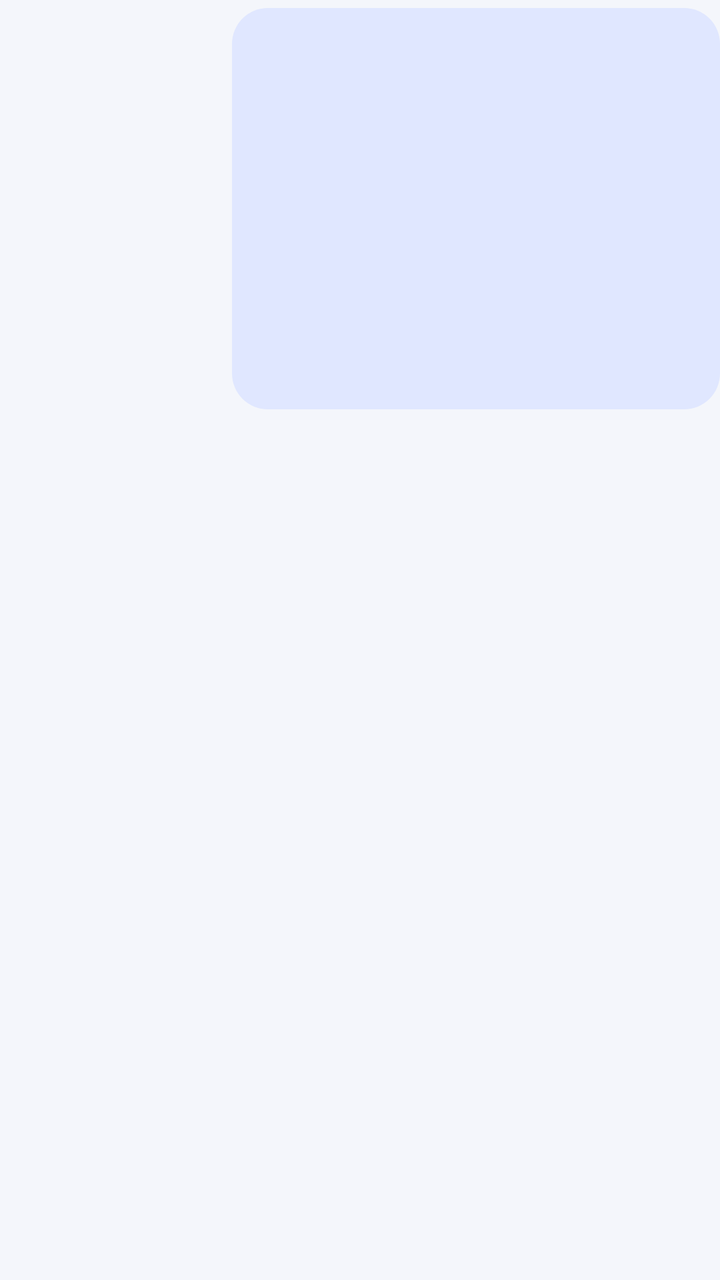
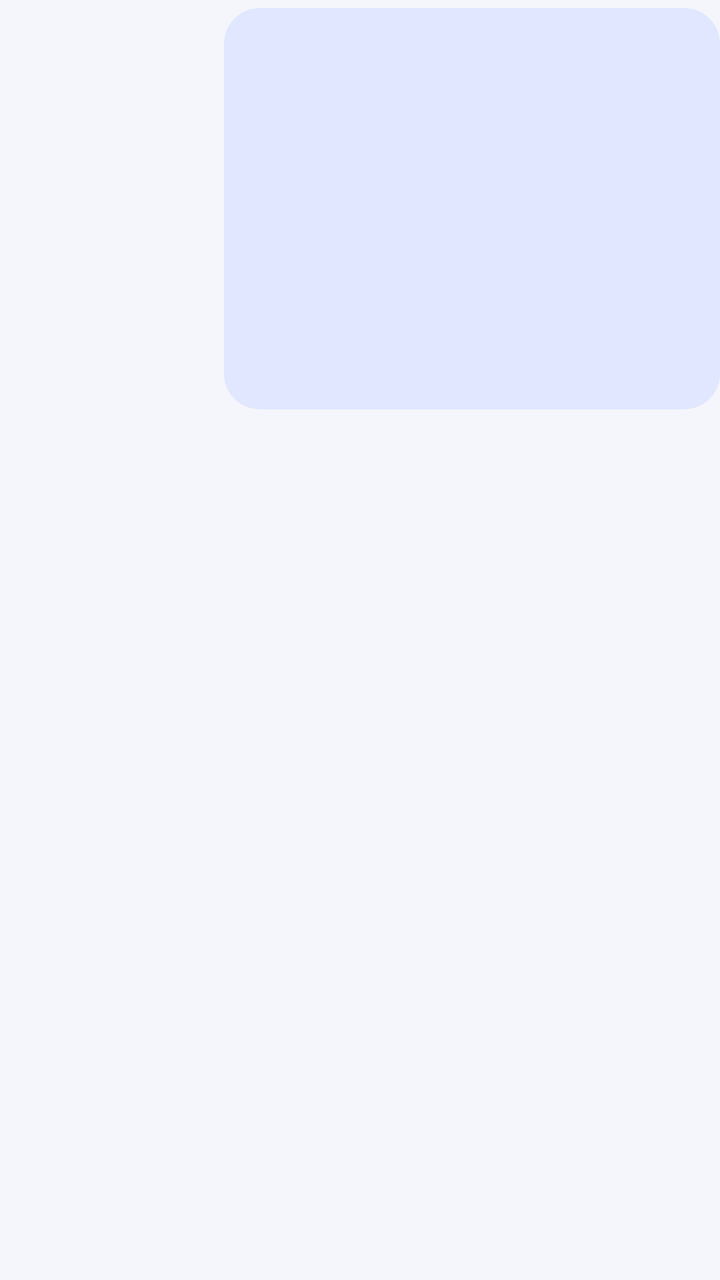

Two renders of the same Android screen: before a commit and after it. Below are the layout's source before the change and the commit's diff.
<!-- AndroidManifest.xml: application theme Theme.NexaChat -->
<!-- res/layout/item_message_image_outgoing.xml -->
<?xml version="1.0" encoding="utf-8"?>
<androidx.constraintlayout.widget.ConstraintLayout xmlns:android="http://schemas.android.com/apk/res/android"
    xmlns:app="http://schemas.android.com/apk/res-auto"
    android:layout_width="match_parent"
    android:layout_height="wrap_content"
    android:paddingVertical="@dimen/space_xs">
    <LinearLayout
        android:id="@+id/bubbleContainer"
        android:layout_width="wrap_content"
        android:layout_height="wrap_content"
        android:background="@drawable/bg_message_bubble"
        android:backgroundTint="@color/bubble_mine"
        android:maxWidth="@dimen/bubble_max_width"
        android:orientation="vertical"
        android:paddingHorizontal="12dp" android:paddingVertical="10dp"
        app:layout_constraintEnd_toEndOf="parent"
        app:layout_constraintHorizontal_bias="1"
        app:layout_constraintStart_toStartOf="parent"
        app:layout_constraintTop_toTopOf="parent">
        <TextView android:id="@+id/senderName" android:layout_width="wrap_content" android:layout_height="wrap_content" android:textAppearance="?attr/textAppearanceLabelSmall" android:textColor="?attr/colorOnPrimaryContainer" android:textStyle="bold" android:visibility="gone"/>
        <include android:id="@+id/replyQuote" layout="@layout/include_message_reply_quote" android:visibility="gone"/>
        <TextView android:id="@+id/messageBody" android:layout_width="wrap_content" android:layout_height="wrap_content" android:textAppearance="?attr/textAppearanceBodyMedium" android:textColor="?attr/colorOnPrimaryContainer" android:visibility="gone"/>
        <ImageView android:id="@+id/messageImage" android:layout_width="220dp" android:layout_height="160dp" android:contentDescription="@string/cd_open_attachment" android:scaleType="centerCrop" android:visibility="visible"/>
        <ImageButton android:id="@+id/playButton" android:layout_width="@dimen/min_touch_target" android:layout_height="@dimen/min_touch_target" android:background="?attr/selectableItemBackgroundBorderless" android:contentDescription="@string/cd_open_attachment" android:src="@drawable/ic_play_arrow" app:tint="?attr/colorOnPrimaryContainer" android:visibility="gone"/>
        <TextView android:id="@+id/fileName" android:layout_width="wrap_content" android:layout_height="wrap_content" android:drawableStart="@drawable/ic_description" android:drawablePadding="10dp" android:drawableTint="?attr/colorOnPrimaryContainer" android:gravity="center_vertical" android:textAppearance="?attr/textAppearanceBodyMedium" android:textColor="?attr/colorOnPrimaryContainer" android:visibility="gone"/>
        <TextView android:id="@+id/systemLabel" android:layout_width="wrap_content" android:layout_height="wrap_content" android:textAppearance="?attr/textAppearanceBodySmall" android:textColor="?attr/colorOnSurfaceVariant" android:visibility="gone"/>
        <include android:id="@+id/bubbleMeta" layout="@layout/include_message_bubble_meta"/>
        <include android:id="@+id/reactionsRow" layout="@layout/include_message_reactions_row"/>
    </LinearLayout>
</androidx.constraintlayout.widget.ConstraintLayout>
<!-- res/layout/include_message_reply_quote.xml (included above) -->
<?xml version="1.0" encoding="utf-8"?>
<LinearLayout xmlns:android="http://schemas.android.com/apk/res/android"
    android:layout_width="match_parent"
    android:layout_height="wrap_content"
    android:background="@drawable/bg_reply_quote"
    android:orientation="vertical"
    android:padding="@dimen/space_sm">
    <TextView android:id="@+id/replyAuthor" android:layout_width="wrap_content" android:layout_height="wrap_content" android:textAppearance="?attr/textAppearanceLabelSmall" android:textColor="?attr/colorPrimary" android:textStyle="bold"/>
    <TextView android:id="@+id/replySnippet" android:layout_width="wrap_content" android:layout_height="wrap_content" android:ellipsize="end" android:maxLines="2" android:textAppearance="?attr/textAppearanceBodySmall" android:textColor="?attr/colorOnSurfaceVariant"/>
</LinearLayout>
<!-- res/layout/include_message_bubble_meta.xml (included above) -->
<?xml version="1.0" encoding="utf-8"?>
<LinearLayout xmlns:android="http://schemas.android.com/apk/res/android"
    android:id="@+id/bubbleMetaRow"
    android:layout_width="wrap_content"
    android:layout_height="wrap_content"
    android:layout_gravity="end"
    android:layout_marginTop="2dp"
    android:gravity="center_vertical"
    android:orientation="horizontal">

    <TextView
        android:id="@+id/editedLabel"
        android:layout_width="wrap_content"
        android:layout_height="wrap_content"
        android:layout_marginEnd="@dimen/space_xs"
        android:textAppearance="?attr/textAppearanceLabelSmall"
        android:textColor="?attr/colorOnSurfaceVariant"
        android:textStyle="italic"
        android:visibility="gone" />

    <TextView
        android:id="@+id/timeLabel"
        android:layout_width="wrap_content"
        android:layout_height="wrap_content"
        android:textAppearance="?attr/textAppearanceLabelSmall"
        android:textColor="?attr/colorOnSurfaceVariant" />

    <ProgressBar
        android:id="@+id/sendingProgress"
        style="?android:attr/progressBarStyleSmall"
        android:layout_width="14dp"
        android:layout_height="14dp"
        android:layout_marginStart="@dimen/space_xs"
        android:visibility="gone" />

    <ImageView
        android:id="@+id/deliveryIcon"
        android:layout_width="14dp"
        android:layout_height="14dp"
        android:layout_marginStart="@dimen/space_xs"
        android:contentDescription="@string/cd_delivered"
        android:visibility="gone" />

    <TextView
        android:id="@+id/deliveryStatusText"
        android:layout_width="wrap_content"
        android:layout_height="wrap_content"
        android:layout_marginStart="@dimen/space_xs"
        android:textAppearance="?attr/textAppearanceLabelSmall"
        android:textColor="?attr/colorOnSurfaceVariant"
        android:visibility="gone" />
</LinearLayout>
<!-- res/layout/include_message_reactions_row.xml (included above) -->
<?xml version="1.0" encoding="utf-8"?>
<com.google.android.material.chip.ChipGroup xmlns:android="http://schemas.android.com/apk/res/android"
    xmlns:app="http://schemas.android.com/apk/res-auto"
    android:id="@+id/reactionChipGroup"
    android:layout_width="wrap_content"
    android:layout_height="wrap_content"
    android:layout_marginTop="@dimen/space_xs"
    app:singleLine="true" />
<!-- resources referenced by this layout -->
<resources>
  <color name="bubble_mine">#FFE0E7FF</color>
  <dimen name="bubble_max_width">280dp</dimen>
  <dimen name="min_touch_target">48dp</dimen>
  <dimen name="space_sm">8dp</dimen>
  <dimen name="space_xs">4dp</dimen>
  <string name="cd_delivered">Delivered</string>
  <string name="cd_open_attachment">Open attachment</string>
  <style name="Theme.NexaChat" parent="Theme.NexaChat.Views" />
  <color name="bubble_other">#FFFFFFFF</color>
  <color name="colorPrimary">@color/brand_indigo</color>
  <color name="colorOnPrimary">#FFFFFFFF</color>
  <color name="colorPrimaryContainer">@color/brand_indigo_container</color>
  <color name="colorOnPrimaryContainer">@color/brand_on_indigo_container</color>
  <color name="colorSecondary">@color/slate_secondary</color>
  <color name="colorOnSecondary">#FFFFFFFF</color>
  <color name="colorSecondaryContainer">@color/slate_secondary_container</color>
  <color name="colorOnSecondaryContainer">@color/slate_on_secondary_container</color>
  <color name="colorTertiary">@color/tertiary_sky</color>
  <color name="colorOnTertiary">#FFFFFFFF</color>
  <color name="colorTertiaryContainer">@color/tertiary_sky_container</color>
  <color name="colorOnTertiaryContainer">@color/tertiary_on_sky_container</color>
  <color name="colorError">@color/error_red</color>
  <color name="colorOnError">#FFFFFFFF</color>
  <color name="colorErrorContainer">@color/error_container_light</color>
  <color name="colorOnErrorContainer">@color/on_error_container_light</color>
  <color name="colorBackground">@color/background_light</color>
  <color name="colorOnBackground">@color/text_primary_light</color>
  <color name="colorSurface">@color/surface_light</color>
  <color name="colorOnSurface">@color/text_primary_light</color>
  <color name="colorSurfaceVariant">@color/surface_variant_light</color>
  <color name="surface_container_low_light">#FFFFFFFF</color>
  <color name="surface_container_light">#FFF1F5F9</color>
  <color name="surface_container_high_light">#FFE8EEF5</color>
  <color name="colorOnSurfaceVariant">@color/text_secondary_light</color>
  <color name="colorOutline">@color/slate_border</color>
  <color name="colorOutlineVariant">@color/slate_divider</color>
  <style name="TextAppearance.NexaChat.TitleSmall" parent="TextAppearance.Material3.TitleSmall" />
  <style name="TextAppearance.NexaChat.BodyLarge" parent="TextAppearance.Material3.BodyLarge" />
  <style name="TextAppearance.NexaChat.BodyMedium" parent="TextAppearance.Material3.BodyMedium" />
  <style name="TextAppearance.NexaChat.BodySmall" parent="TextAppearance.Material3.BodySmall" />
  <style name="TextAppearance.NexaChat.LabelLarge" parent="TextAppearance.Material3.LabelLarge" />
  <style name="TextAppearance.NexaChat.LabelSmall" parent="TextAppearance.Material3.LabelSmall" />
  <color name="brand_indigo">#FF4F46E5</color>
  <color name="brand_indigo_container">#FFE0E7FF</color>
  <color name="brand_on_indigo_container">#FF1E1B4B</color>
  <color name="slate_secondary">#FF505F76</color>
  <color name="slate_secondary_container">#FFD0E1FB</color>
  <color name="slate_on_secondary_container">#FF1D283A</color>
  <color name="tertiary_sky">#FF0EA5E9</color>
  <color name="tertiary_sky_container">#FFBAE6FD</color>
  <color name="tertiary_on_sky_container">#FF0369A1</color>
  <color name="error_red">#FFBA1A1A</color>
  <color name="error_container_light">#FFFFDAD6</color>
  <color name="on_error_container_light">#FF93000A</color>
  <color name="background_light">#FFF4F6FB</color>
  <color name="text_primary_light">#FF0F172A</color>
  <color name="surface_light">#FFFFFFFF</color>
  <color name="surface_variant_light">#FFE8EEF5</color>
  <color name="text_secondary_light">#FF64748B</color>
  <color name="slate_border">#FFCBD5E1</color>
  <color name="slate_divider">#FFE2E8F0</color>
  <dimen name="corner_sm">8dp</dimen>
  <dimen name="corner_md">12dp</dimen>
  <dimen name="corner_lg">16dp</dimen>
  <!-- unchanged entries left out for length: 15 -->
</resources>

<!-- the commit's change to res/layout/item_message_image_outgoing.xml (unified diff, before → after) -->
@@ -12,7 +12,8 @@
         android:backgroundTint="@color/bubble_mine"
         android:maxWidth="@dimen/bubble_max_width"
         android:orientation="vertical"
-        android:paddingHorizontal="12dp" android:paddingVertical="10dp"
+        android:paddingHorizontal="14dp"
+        android:paddingVertical="10dp"
         app:layout_constraintEnd_toEndOf="parent"
         app:layout_constraintHorizontal_bias="1"
         app:layout_constraintStart_toStartOf="parent"
